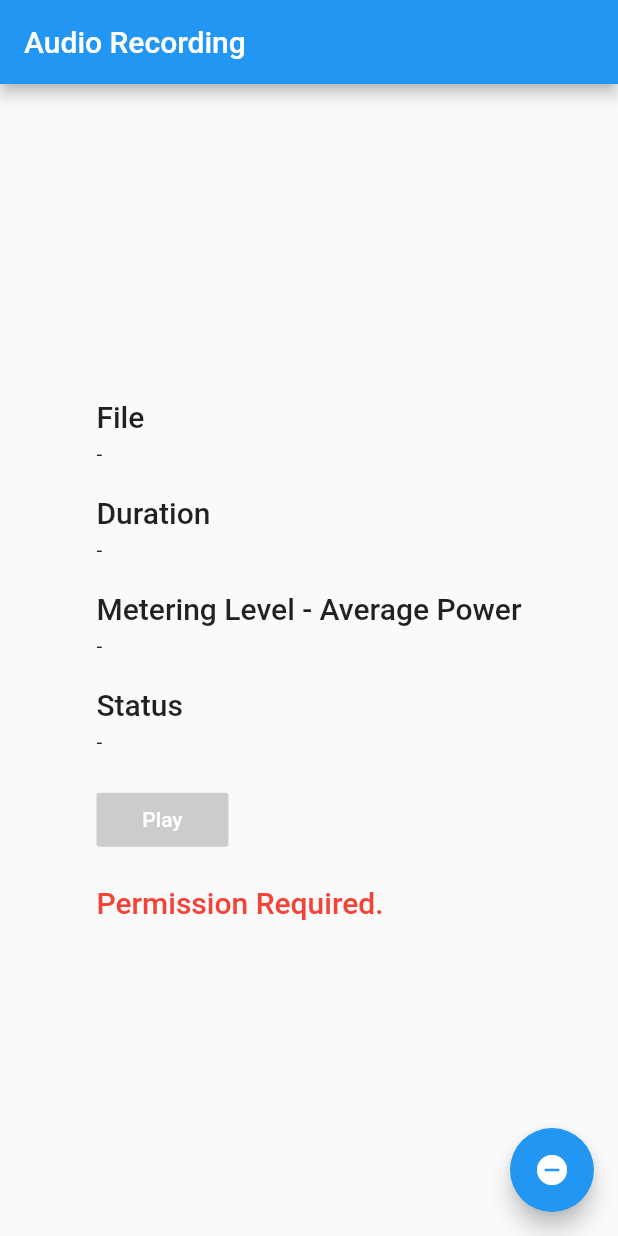
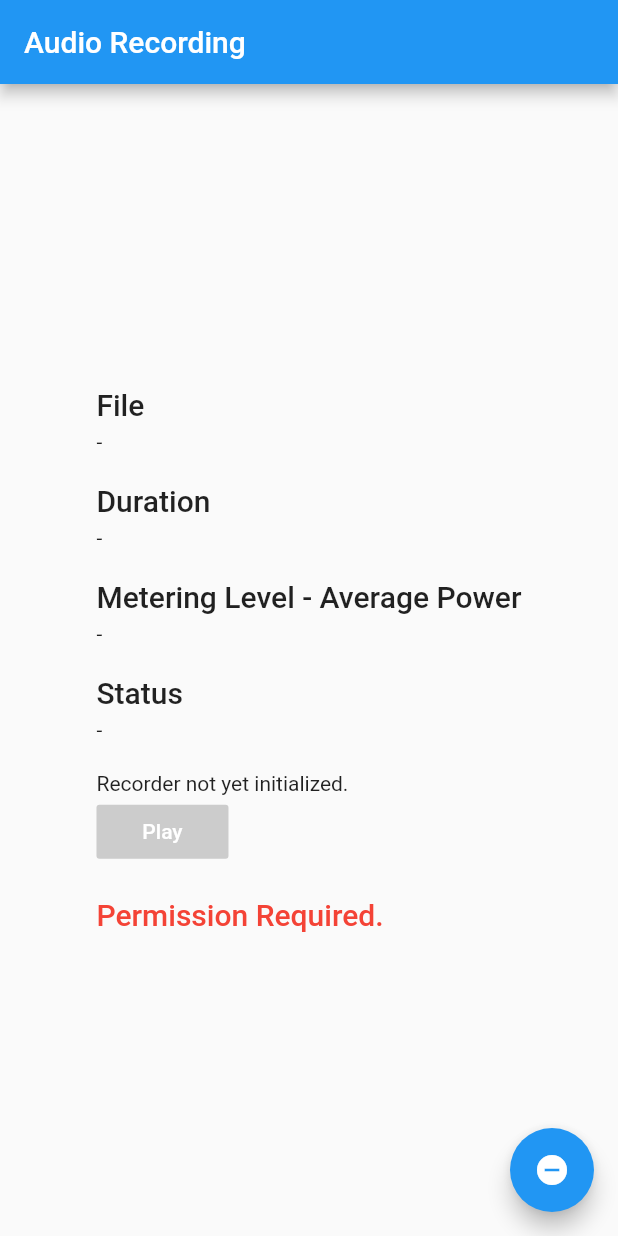
Before and after one commit to DreamsInCS/jct_mockup, a Flutter app: the screen it shows after launch, on a phone screen of 412 x 824 dp. Run offline on Flutter 3.47's test engine with Material 2 defaults, Android fonts, the phone set to English and light mode, and no system bars; our stand-ins replace audioplayers, permission_handler, pinput, rxdart; missing offline and left inert: flutter_audio_recorder.

```diff
--- a/lib/src/screens/record_screen.dart
+++ b/lib/src/screens/record_screen.dart
@@ -4,10 +4,6 @@ import 'dart:async';
 import 'package:flutter_audio_recorder/flutter_audio_recorder.dart';
 import 'package:audioplayers/audioplayers.dart';
 import 'package:path_provider/path_provider.dart';
-
-// Add WebSocket to pubspec!
-import 'package:web_socket_channel/io.dart';
-import 'package:web_socket_channel/web_socket_channel.dart';
 
 class RecordScreen extends StatefulWidget {
 
@@ -21,7 +17,6 @@ class _RecordScreenState extends State<RecordScreen> {
   Timer _t;
   Widget _buttonIcon = Icon(Icons.do_not_disturb_on);
   String _alert;
-  // WebSocket variable
 
   @override
   void initState() {
@@ -151,6 +146,27 @@ class _RecordScreenState extends State<RecordScreen> {
     }
   }
 
+  Widget audioDataWidget() {
+    if (_recorder != null) {
+      return Column(
+        children: [
+          StreamBuilder(
+            stream: _recorder.ws,
+            // stream: _recorder.socketStream,
+            builder: (BuildContext context, snapshot) {
+              return Text(snapshot.hasData ? "_audioSnippet is ${snapshot.data}." : "waiting...");
+            }
+          ),
+          SizedBox(
+            height: 20,
+          ),
+        ]
+      );
+    } else {
+      return Text("Recorder not yet initialized.");
+    }
+  }
+
   @override
   Widget build(BuildContext context) {
     return Scaffold(
@@ -220,6 +236,7 @@ class _RecordScreenState extends State<RecordScreen> {
               SizedBox(
                 height: 20,
               ),
+              audioDataWidget(),
               RaisedButton(
                 child: Text('Play'),
                 disabledTextColor: Colors.white,
@@ -245,7 +262,7 @@ class _RecordScreenState extends State<RecordScreen> {
       floatingActionButton: FloatingActionButton(
         onPressed: _opt,
         child: _buttonIcon,
-      ), // This trailing comma makes auto-formatting nicer for build methods.
+      ),
     );
   }
 }
```
Also changed, not shown: pubspec.lock, 7 other files.
